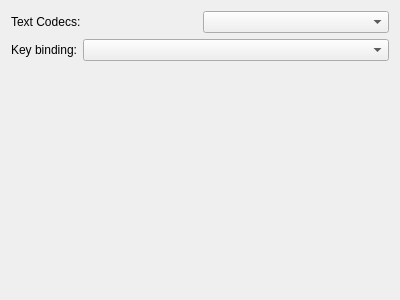
Old version of the form Viewer/Plugins/FrmParameterTerminalBehavior.ui in the repository KangLin/RabbitRemoteControl.
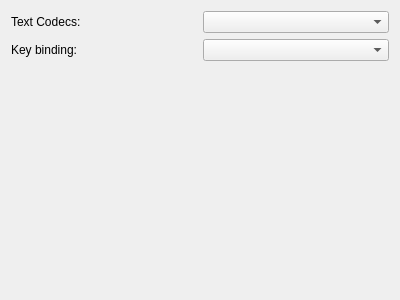
New version of the form.

```diff
--- a/Viewer/Plugins/FrmParameterTerminalBehavior.ui
+++ b/Viewer/Plugins/FrmParameterTerminalBehavior.ui
@@ -29,7 +29,7 @@
      <item>
       <widget class="QComboBox" name="cbKeyBinding">
        <property name="sizePolicy">
-        <sizepolicy hsizetype="Expanding" vsizetype="Fixed">
+        <sizepolicy hsizetype="Preferred" vsizetype="Fixed">
          <horstretch>0</horstretch>
          <verstretch>0</verstretch>
         </sizepolicy>
```
